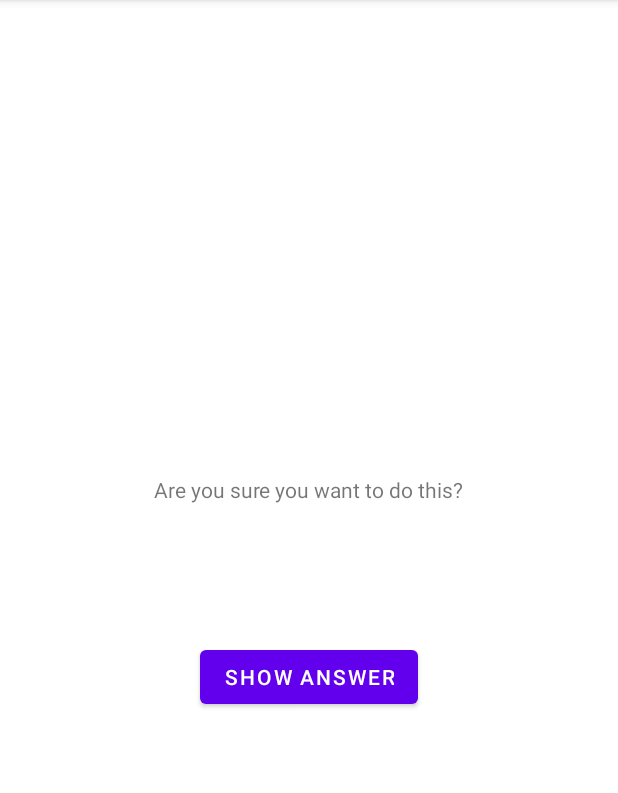
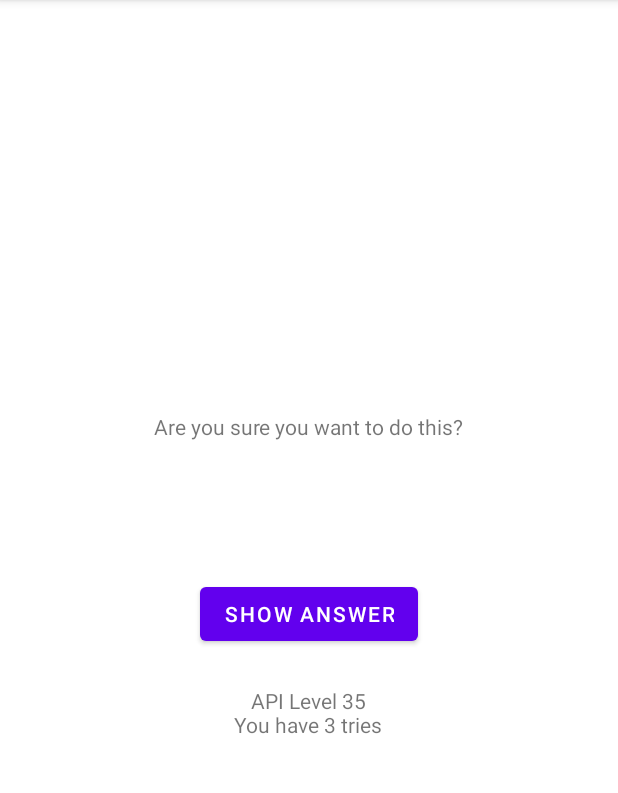
Before and after one commit to Vlascitchii-Mihail/PennyDrop, an Android app: the screen it shows after launch (CheatActivity2), after a tap on "CHEAT!", on a phone screen of 412 x 824 dp, the part 84-877 px from its top. Run offline under Robolectric (Android 15) with nearby library versions, the phone set to English and light mode, and no system bars; 1 statement that could not run was skipped; 2 other taps on this screen came first.

Commit message:
Hello Android!

```diff
--- a/Android/GeoQuiz_2/app/src/main/java/com/bignerdranch/android/geoquiz_2/CheatActivity2.kt
+++ b/Android/GeoQuiz_2/app/src/main/java/com/bignerdranch/android/geoquiz_2/CheatActivity2.kt
@@ -8,12 +8,14 @@ import android.content.Intent
 import android.widget.TextView
 import android.widget.Button
 import androidx.lifecycle.ViewModelProvider
+import android.os.Build
+import android.widget.Toast
 import android.util.Log
 
-private const val NAME = "CheatActivity2"
 private const val EXTRA_ANSWER_IS_TRUE = "com.bignerdranch.android.geoquiz.answer_is_true"
 const val EXTRA_ANSWER_SHOWN = "com.bignerdranch.android.geoquiz.answer_is_true"
 private const val SAVE_STATE = "com.bignerdranch.android.geoquiz.cheater_saved"
+const val CHEAT_TRIES = "com.bignerdranch.android.geoquiz.cheat_tries"
 
 class CheatActivity2 : AppCompatActivity() {
 
@@ -25,56 +27,90 @@ class CheatActivity2 : AppCompatActivity() {
     private var answerIsTrue = false
     private lateinit var answerTextView: TextView
     private lateinit var showAnswerButton: Button
+    private var cheatValue = 1
+    private lateinit var apiLevel: TextView
 
     override fun onCreate(savedInstanceState: Bundle?) {
         super.onCreate(savedInstanceState)
         setContentView(R.layout.activity_cheat2)
 
+
         cheatViewModel.isCheater = savedInstanceState?.getBoolean(SAVE_STATE, false) ?: false
+        Log.d("CheatActivity2", "isCheater - ${cheatViewModel.isCheater}")
+
+        cheatViewModel.cheatTries = savedInstanceState?.getInt(CHEAT_TRIES, 0) ?: 0
+        Log.d("CheatActivity2", "saved ${cheatViewModel.cheatTries}")
+
+
 
         answerIsTrue = intent.getBooleanExtra(EXTRA_ANSWER_IS_TRUE, false)
+        cheatViewModel.cheatTries = intent.getIntExtra(CHEAT_TRIES, 0)
 
         answerTextView = findViewById(R.id.answer_text_view)
         showAnswerButton = findViewById(R.id.show_answer_button)
+        apiLevel = findViewById(R.id.api_level)
 
         val answerText = when {
             answerIsTrue -> R.string.true_button
             else -> R.string.false_button
         }
 
+        if (cheatViewModel.cheatTries > 3) showAnswerButton.isEnabled = false
+
         showAnswerButton.setOnClickListener {
             answerTextView.setText(answerText)
-            setAnswerShown(true)
+            cheatViewModel.cheatTries++
+            setAnswerShown()
+            Log.d("CheatActivity2", "++ ${cheatViewModel.cheatTries}")
+
+
         }
 
         if (cheatViewModel.isCheater) {
             answerTextView.setText(answerText)
-            setAnswerShown(true)
+            setAnswerShown()
         }
 
+        apiLevel.append(" ${Build.VERSION.SDK_INT}\nYou have ${if (3 - cheatViewModel.cheatTries <= 0) 0 else 3 - cheatViewModel.cheatTries} tries")
+//        Toast.makeText(this, "You have ${if (3 - cheatViewModel.cheatTries <= 0) 0 else 3 - cheatViewModel.cheatTries} tries", Toast.LENGTH_LONG).show()
+        Log.d("CheatActivity2", "${cheatViewModel.cheatTries}")
     }
 
     companion object {
-        fun newIntent(packageContext: Context, answerIsTrue: Boolean): Intent {
+        fun newIntent(packageContext: Context, answerIsTrue: Boolean, cheat: Int): Intent {
             return Intent(packageContext, CheatActivity2::class.java).apply {
                 putExtra(EXTRA_ANSWER_IS_TRUE, answerIsTrue)
+                putExtra(CHEAT_TRIES, cheat)
             }
         }
     }
 
-    private fun setAnswerShown(isAnswerShown: Boolean) {
+    private fun setAnswerShown() {
         cheatViewModel.isCheater = true
         val data = Intent().apply {
-            putExtra(EXTRA_ANSWER_SHOWN, isAnswerShown)
+            putExtra(EXTRA_ANSWER_SHOWN, cheatViewModel.isCheater)
+            putExtra(cheat, cheatValue)
+            putExtra(CHEAT_TRIES, cheatViewModel.cheatTries)
         }
         setResult(Activity.RESULT_OK, data)
+        showAnswerButton.isEnabled = false
     }
 
     override fun onSaveInstanceState(savedInstanceState: Bundle) {
         super.onSaveInstanceState(savedInstanceState)
         savedInstanceState.putBoolean(SAVE_STATE, cheatViewModel.isCheater)
+        savedInstanceState.putInt(CHEAT_TRIES, cheatViewModel.cheatTries)
+        Log.d("CheatActivity2", "target ${cheatViewModel.cheatTries}")
+
 
     }
+
+    override fun onDestroy() {
+        super.onDestroy()
+        Log.d("CheatActivity2", "Cheat onDestroy()")
+    }
+
+
 
 //    override fun onDestroy() {
 //        super.onDestroy()
--- a/Android/GeoQuiz_2/app/src/main/java/com/bignerdranch/android/geoquiz_2/MainActivity.kt
+++ b/Android/GeoQuiz_2/app/src/main/java/com/bignerdranch/android/geoquiz_2/MainActivity.kt
@@ -10,9 +10,13 @@ import android.widget.TextView
 import android.util.Log
 import androidx.activity.result.contract.ActivityResultContracts
 import androidx.lifecycle.ViewModelProvider
+import androidx.core.app.ActivityOptionsCompat
+import android.os.Build
 
 private const val TAG = "MainActivity"
 private const val KEY_INDEX = "index"
+const val cheat = "CheatActivity2"
+
 
 class MainActivity : AppCompatActivity() {
 
@@ -22,6 +26,8 @@ class MainActivity : AppCompatActivity() {
     private lateinit var prevButton: Button
     private lateinit var questionTextView: TextView
     private lateinit var cheatButton: Button
+    private var cheatValue = 0
+
 
     private val quizViewModel : QuizViewModel by lazy {
 //        ViewModelProvider.AndroidViewModelFactory(application).create(QuizViewModel::class.java)
@@ -41,6 +47,8 @@ class MainActivity : AppCompatActivity() {
 
         val currentIndex = savedInstanceState?.getInt(KEY_INDEX, 0) ?: 0
         quizViewModel.currentIndex = currentIndex
+        cheatValue = savedInstanceState?.getInt(cheat, 0) ?: 0
+        quizViewModel.cheatTries += savedInstanceState?.getInt(CHEAT_TRIES, 0) ?: 0
 
 //        val isCheater = savedInstanceState?.getBoolean(KEY_INDEX_CHEAT, false) ?: false
 //        quizViewModel.isCheater = isCheater
@@ -58,6 +66,7 @@ class MainActivity : AppCompatActivity() {
         questionTextView = findViewById(R.id.question_text_view)
         cheatButton = findViewById(R.id.cheat_button)
 
+
         trueButton.setOnClickListener {
             checkAnswer(true)
         }
@@ -68,6 +77,7 @@ class MainActivity : AppCompatActivity() {
         nextButton.setOnClickListener {
             quizViewModel.moveToNext()
             updateQuestion()
+            quizViewModel.isCheater = false
         }
 
         prevButton.setOnClickListener {
@@ -85,6 +95,13 @@ class MainActivity : AppCompatActivity() {
             if (it.resultCode == Activity.RESULT_OK) {
                 val data : Intent? = it.data
                 quizViewModel.isCheater = data?.getBooleanExtra(EXTRA_ANSWER_SHOWN, false)?: false
+                cheatValue += data?.getIntExtra(cheat, 0) ?: 0
+                quizViewModel.cheatTries = data?.getIntExtra(CHEAT_TRIES, 0) ?: 0
+                Toast.makeText(this, "You cheated $cheatValue times", Toast.LENGTH_SHORT).show()
+
+                Log.d(TAG, "CheatTries = ${quizViewModel.cheatTries}")
+
+
             }
         }
 
@@ -93,15 +110,22 @@ class MainActivity : AppCompatActivity() {
 //            val intent = Intent(this, CheatActivity2::class.java)
 //            startActivity(intent)
             val answerIsTrue = quizViewModel.currentQuestionAnswer
-            val intent = CheatActivity2.newIntent(this@MainActivity, answerIsTrue)
+            val intent = CheatActivity2.newIntent(this@MainActivity, answerIsTrue, quizViewModel.cheatTries)
 //            startActivity(intent)
 //            startActivityForResult(intent, REQUEST_CODE_CHEAT)
+            if (Build.VERSION.SDK_INT >= Build.VERSION_CODES.M) {
+                val options =
+                    ActivityOptionsCompat.makeClipRevealAnimation(it, 0, 0, it.width, it.height)
 
-            getContent.launch(intent)
+                getContent.launch(intent, options)
+            } else {
+                getContent.launch(intent)
+            }
+
         }
 
+
         updateQuestion()
-
     }
 
 //    @Deprecated("Deprecated in Java")
@@ -135,7 +159,7 @@ class MainActivity : AppCompatActivity() {
 
 
         val messageResId = when {
-            quizViewModel.isCheater -> R.string.judgment_toast
+            quizViewModel.isCheater ->  R.string.judgment_toast
             userAnswer == correctAnswer -> R.string.correct_toast
             else -> R.string.incorrect_toast
         }
@@ -172,6 +196,8 @@ class MainActivity : AppCompatActivity() {
         super.onSaveInstanceState(savedInstanceState)
         Log.d(TAG, "onSaveInstanceState")
         savedInstanceState.putInt(KEY_INDEX, quizViewModel.currentIndex)
+        savedInstanceState.putInt(cheat, cheatValue)
+        savedInstanceState.putInt(CHEAT_TRIES, quizViewModel.cheatTries)
 //        savedInstanceState.putBoolean(KEY_INDEX_CHEAT, quizViewModel.isCheater)
     }
 }
--- a/Android/GeoQuiz_2/app/src/main/java/com/bignerdranch/android/geoquiz_2/QuizViewModel.kt
+++ b/Android/GeoQuiz_2/app/src/main/java/com/bignerdranch/android/geoquiz_2/QuizViewModel.kt
@@ -28,8 +28,9 @@ class QuizViewModel : ViewModel() {
     var currentIndex = 0
     var count = 0
     var isCheater = false
-    var answerIsTrue = false
+    private var answerIsTrue = false
     var data: Intent? = null
+    var cheatTries = 0
 
     fun showAnswerText() : Int {
         return when {
--- a/Android/GeoQuiz_2/app/src/main/res/layout/activity_cheat2.xml
+++ b/Android/GeoQuiz_2/app/src/main/res/layout/activity_cheat2.xml
@@ -26,4 +26,12 @@
         android:layout_width="wrap_content"
         android:layout_height="wrap_content"
         android:text="@string/show_answer_button"/>
+
+    <TextView
+        android:id="@+id/api_level"
+        android:layout_width="wrap_content"
+        android:layout_height="wrap_content"
+        android:gravity="center"
+        android:padding="24dp"
+        android:text="@string/api_level"/>
 </LinearLayout>
--- a/Android/GeoQuiz_2/app/src/main/res/values/strings.xml
+++ b/Android/GeoQuiz_2/app/src/main/res/values/strings.xml
@@ -18,4 +18,5 @@
     <string name="show_answer_button">Show answer</string>
     <string name="cheat_button">Cheat!</string>
     <string name="judgment_toast">Cheating is wrong!</string>
+    <string name="api_level">API Level</string>
 </resources>
```
